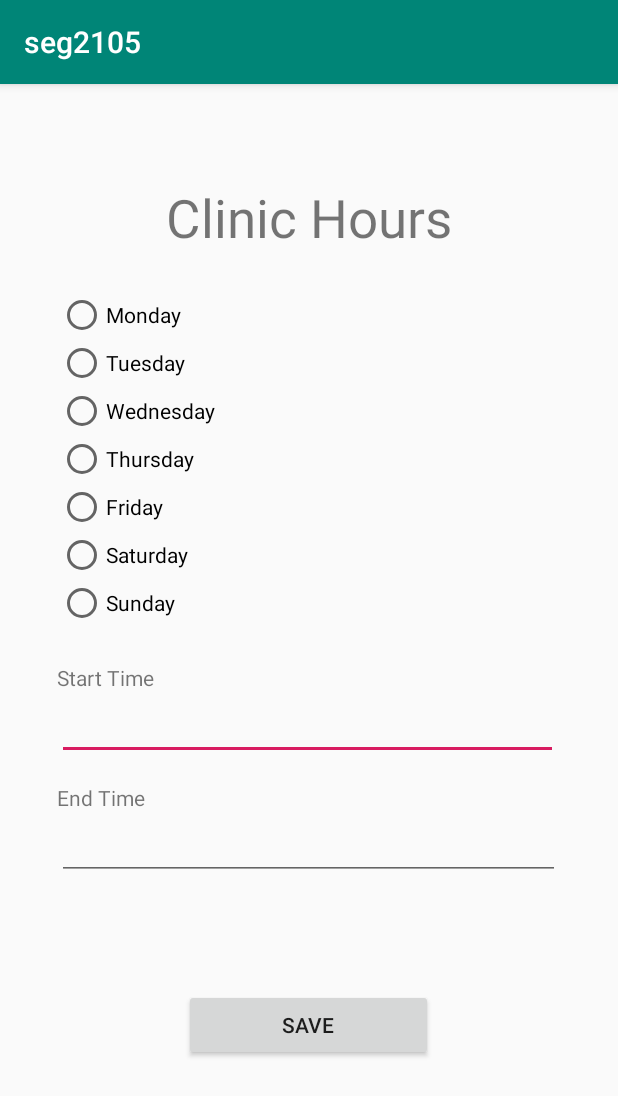
After one commit to nskha101/AndriodClinicServicesDemo, an Android app: the ClinicWorkingHours screen opened directly, with no data from a screen before it, on a phone screen of 412 x 824 dp. The commit adds this screen. Shown: the top 1096 px of the screen. Run offline under Robolectric (Android 15) with nearby library versions, the phone set to English and light mode, and no system bars; our stand-ins replace Firebase (no records; nobody signed in at launch, a user with empty details on screens opened directly).

Commit message:
commit clinicworkinghours1

```diff
--- a/app/src/main/AndroidManifest.xml
+++ b/app/src/main/AndroidManifest.xml
@@ -9,7 +9,8 @@
         android:roundIcon="@mipmap/ic_launcher_round"
         android:supportsRtl="true"
         android:theme="@style/AppTheme">
-        <activity android:name=".EmployeeEditHours"></activity>
+        <activity android:name=".ClinicWorkingHours"></activity>
+        <activity android:name=".EmployeeEditHours" />
         <activity android:name=".CreateClinic" />
         <activity android:name=".AddEmployeeService" />
         <activity android:name=".DeleteEmployeeService" />
--- /dev/null
+++ b/app/src/main/java/com/example/seg2105/ClinicWorkingHours.java
@@ -0,0 +1,63 @@
+package com.example.seg2105;
+
+import androidx.appcompat.app.AppCompatActivity;
+
+import android.os.Bundle;
+import android.provider.MediaStore;
+import android.view.View;
+import android.widget.EditText;
+import android.widget.RadioButton;
+import android.widget.TextView;
+
+import com.google.firebase.database.DatabaseReference;
+import com.google.firebase.database.FirebaseDatabase;
+
+public class ClinicWorkingHours extends AppCompatActivity {
+
+    public FirebaseDatabase database = FirebaseDatabase.getInstance();
+    final DatabaseReference userRef = database.getReference("users");
+
+    @Override
+    protected void onCreate(Bundle savedInstanceState) {
+        super.onCreate(savedInstanceState);
+        setContentView(R.layout.activity_clinic_working_hours);
+    }
+
+    public void onClick(View view){
+        RadioButton[] list = new RadioButton[7];
+
+        RadioButton monday = (RadioButton) findViewById(R.id.radioButton2);
+        RadioButton tuesday = (RadioButton) findViewById(R.id.radioButton3);
+        RadioButton wednesday = (RadioButton) findViewById(R.id.radioButton4);
+        RadioButton thursday = (RadioButton) findViewById(R.id.radioButton5);
+        RadioButton friday = (RadioButton) findViewById(R.id.radioButton6);
+        RadioButton saturday = (RadioButton) findViewById(R.id.radioButton7);
+        RadioButton sunday = (RadioButton) findViewById(R.id.radioButton8);
+
+        EditText starttime = (EditText) findViewById(R.id.starttime);
+        EditText endtime = (EditText) findViewById(R.id.starttime);
+
+        list[0]=monday;
+        list[1]=tuesday;
+        list[2]=wednesday;
+        list[3]=thursday;
+        list[4]=friday;
+        list[5]=saturday;
+        list[6]=sunday;
+
+        TextView textview = (TextView) findViewById(R.id.textView44);
+
+       for (int i=0; i<7; i++){
+            boolean checked = (list[i]).isChecked();
+            if (checked == true){
+                Hours hour = new Hours (list[i].toString(), starttime.toString(), endtime.toString() );
+                userRef.child(MainActivity.getUser().getUsername()).child("clinic").child(MainActivity.getUser().getClinic()).child(list[i].toString()).setValue(hour);
+
+            }
+        }
+
+
+
+
+    }
+}
--- a/app/src/main/java/com/example/seg2105/CreateClinic.java
+++ b/app/src/main/java/com/example/seg2105/CreateClinic.java
@@ -53,7 +53,6 @@ public class CreateClinic extends AppCompatActivity {
         Toast.makeText(CreateClinic.this, "Invalid Clinic name",
                 Toast.LENGTH_LONG).show();
     }
-        System.out.println(MainActivity.getUser().getUsername());
 
         userRef.child(MainActivity.getUser().getUsername()).child("clinic").child(clinicName).setValue(new Clinic (clinicName));
 
--- a/app/src/main/java/com/example/seg2105/EmployeeScreen.java
+++ b/app/src/main/java/com/example/seg2105/EmployeeScreen.java
@@ -32,4 +32,9 @@ public class EmployeeScreen extends AppCompatActivity {
         Intent intent = new Intent(getApplicationContext(), EmployeeHours.class);
         startActivity(intent);
     }
+
+    public void goToClinicHours(View view){
+        Intent intent = new Intent(getApplicationContext(), ClinicWorkingHours.class);
+        startActivity(intent);
+    }
 }
--- /dev/null
+++ b/app/src/main/res/layout/activity_clinic_working_hours.xml
@@ -0,0 +1,157 @@
+<?xml version="1.0" encoding="utf-8"?>
+<androidx.constraintlayout.widget.ConstraintLayout xmlns:android="http://schemas.android.com/apk/res/android"
+    xmlns:app="http://schemas.android.com/apk/res-auto"
+    xmlns:tools="http://schemas.android.com/tools"
+    android:layout_width="match_parent"
+    android:layout_height="match_parent"
+    tools:context=".ClinicWorkingHours">
+
+    <LinearLayout
+        android:layout_width="match_parent"
+        android:layout_height="match_parent"
+        android:orientation="vertical">
+
+        <Space
+            android:layout_width="match_parent"
+            android:layout_height="65sp" />
+
+        <TextView
+            android:id="@+id/textView40"
+            android:layout_width="match_parent"
+            android:layout_height="wrap_content"
+            android:gravity="center"
+            android:text="Clinic Hours"
+            android:textSize="35sp" />
+
+        <Space
+            android:layout_width="match_parent"
+            android:layout_height="25sp" />
+
+        <LinearLayout
+            android:layout_width="match_parent"
+            android:layout_height="238dp"
+            android:orientation="horizontal">
+
+            <Space
+                android:layout_width="42dp"
+                android:layout_height="116dp"
+                android:layout_weight="1" />
+
+            <LinearLayout
+                android:layout_width="373dp"
+                android:layout_height="240dp"
+                android:orientation="vertical">
+
+                <RadioButton
+                    android:id="@+id/radioButton2"
+                    android:layout_width="338dp"
+                    android:layout_height="wrap_content"
+                    android:text="Monday" />
+
+                <RadioButton
+                    android:id="@+id/radioButton3"
+                    android:layout_width="341dp"
+                    android:layout_height="wrap_content"
+                    android:text="Tuesday" />
+
+                <RadioButton
+                    android:id="@+id/radioButton4"
+                    android:layout_width="341dp"
+                    android:layout_height="wrap_content"
+                    android:text="Wednesday" />
+
+                <RadioButton
+                    android:id="@+id/radioButton5"
+                    android:layout_width="341dp"
+                    android:layout_height="wrap_content"
+                    android:text="Thursday" />
+
+                <RadioButton
+                    android:id="@+id/radioButton6"
+                    android:layout_width="337dp"
+                    android:layout_height="wrap_content"
+                    android:text="Friday" />
+
+                <RadioButton
+                    android:id="@+id/radioButton7"
+                    android:layout_width="336dp"
+                    android:layout_height="wrap_content"
+                    android:text="Saturday" />
+
+                <RadioButton
+                    android:id="@+id/radioButton8"
+                    android:layout_width="336dp"
+                    android:layout_height="wrap_content"
+                    android:text="Sunday" />
+            </LinearLayout>
+
+        </LinearLayout>
+
+        <Space
+            android:layout_width="match_parent"
+            android:layout_height="10sp" />
+
+        <LinearLayout
+            android:layout_width="match_parent"
+            android:layout_height="198dp"
+            android:orientation="horizontal">
+
+            <Space
+                android:layout_width="15sp"
+                android:layout_height="wrap_content"
+                android:layout_weight="1" />
+
+            <LinearLayout
+                android:layout_width="374dp"
+                android:layout_height="163dp"
+                android:orientation="vertical">
+
+                <TextView
+                    android:id="@+id/starttimelabel"
+                    android:layout_width="match_parent"
+                    android:layout_height="wrap_content"
+                    android:text="Start Time" />
+
+                <EditText
+                    android:id="@+id/starttime"
+                    android:layout_width="334dp"
+                    android:layout_height="wrap_content"
+                    android:ems="10"
+                    android:inputType="textPersonName" />
+
+                <Space
+                    android:layout_width="match_parent"
+                    android:layout_height="15sp" />
+
+                <TextView
+                    android:id="@+id/endtimelabel"
+                    android:layout_width="match_parent"
+                    android:layout_height="wrap_content"
+                    android:text="End Time" />
+
+                <EditText
+                    android:id="@+id/endtime"
+                    android:layout_width="335dp"
+                    android:layout_height="wrap_content"
+                    android:ems="10"
+                    android:inputType="textPersonName" />
+
+            </LinearLayout>
+        </LinearLayout>
+
+        <TextView
+            android:id="@+id/textView44"
+            android:layout_width="match_parent"
+            android:layout_height="wrap_content"
+            android:gravity="center" />
+
+        <Button
+            android:id="@+id/button8"
+            android:layout_width="166dp"
+            android:layout_height="wrap_content"
+            android:layout_gravity="center"
+            android:onClick="onClick"
+            android:text="Save" />
+
+    </LinearLayout>
+</androidx.constraintlayout.widget.ConstraintLayout>
--- a/app/src/main/res/layout/activity_employee_screen.xml
+++ b/app/src/main/res/layout/activity_employee_screen.xml
@@ -103,6 +103,7 @@
             android:id="@+id/button4"
             android:layout_width="wrap_content"
             android:layout_height="wrap_content"
+            android:onClick="goToClinicHours"
             android:text="Clinic Working Hours" />
 
     </LinearLayout>
```
